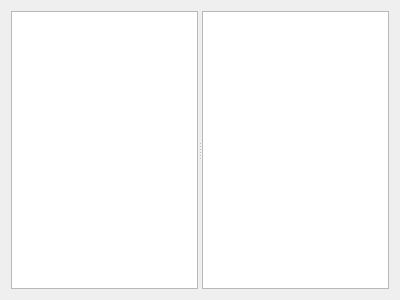
darktorres/ERP-STACCATO, file ui/widgetlogisticacaminhao.ui: the form before one commit.
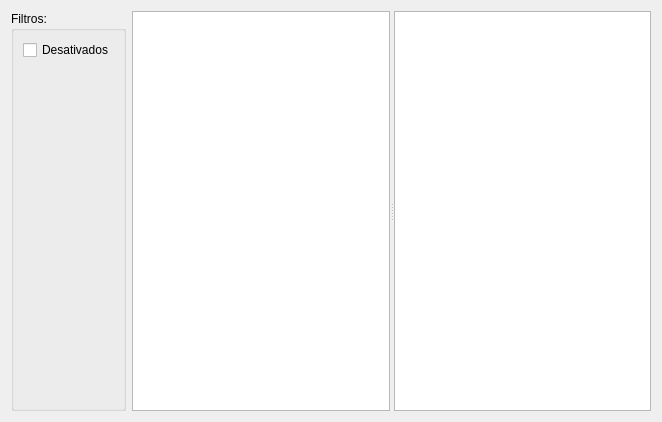
The form after the commit. Custom widgets are drawn as their Qt base class.

```diff
--- a/ui/widgetlogisticacaminhao.ui
+++ b/ui/widgetlogisticacaminhao.ui
@@ -6,8 +6,8 @@
    <rect>
     <x>0</x>
     <y>0</y>
-    <width>400</width>
-    <height>300</height>
+    <width>662</width>
+    <height>422</height>
    </rect>
   </property>
   <property name="windowTitle">
@@ -15,6 +15,41 @@
   </property>
   <layout class="QGridLayout" name="gridLayout">
    <item row="0" column="0">
+    <widget class="QGroupBox" name="groupBox">
+     <property name="enabled">
+      <bool>true</bool>
+     </property>
+     <property name="title">
+      <string>Filtros:</string>
+     </property>
+     <property name="flat">
+      <bool>false</bool>
+     </property>
+     <layout class="QGridLayout" name="gridLayout_2">
+      <item row="5" column="0">
+       <spacer name="verticalSpacer">
+        <property name="orientation">
+         <enum>Qt::Vertical</enum>
+        </property>
+        <property name="sizeHint" stdset="0">
+         <size>
+          <width>20</width>
+          <height>40</height>
+         </size>
+        </property>
+       </spacer>
+      </item>
+      <item row="0" column="0">
+       <widget class="QCheckBox" name="checkBoxDesativados">
+        <property name="text">
+         <string>Desativados</string>
+        </property>
+       </widget>
+      </item>
+     </layout>
+    </widget>
+   </item>
+   <item row="0" column="1">
     <widget class="QSplitter" name="splitter">
      <property name="orientation">
       <enum>Qt::Horizontal</enum>
```
